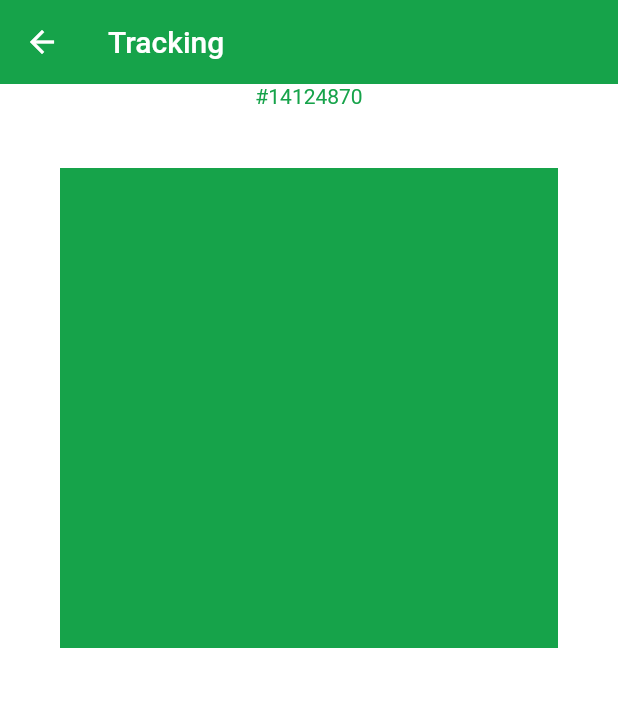
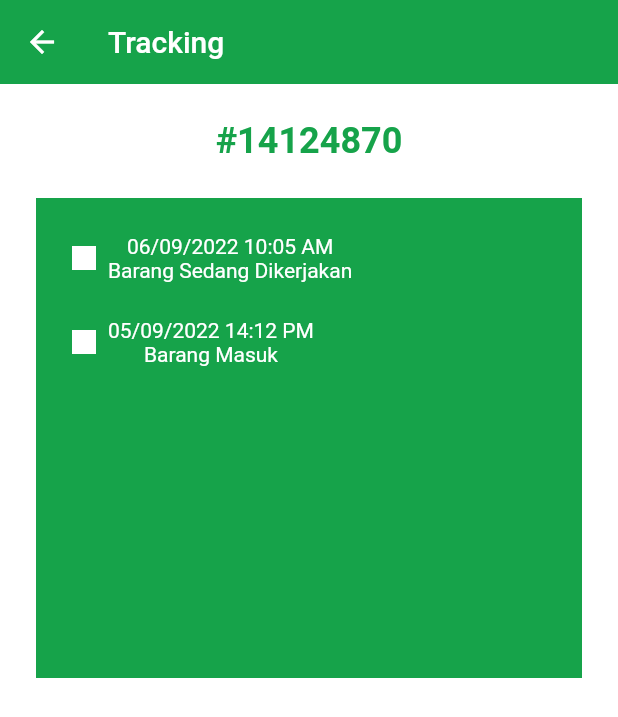
Before and after one commit to istaqom/trackify, a Flutter app: the Details screen opened directly, on a phone screen of 412 x 824 dp. Shown: the top 717 px of the screen. Run offline on Flutter 3.47's test engine with Material 2 defaults, Android fonts, the phone set to English and light mode, and no system bars.

Commit message:
Mengedit bagian details, lanjut besok part 2 <3

```diff
--- a/lib/trackingdetail.dart
+++ b/lib/trackingdetail.dart
@@ -20,12 +20,84 @@ class _DetailsState extends State<Details> {
       ),
       body: Column(
         children: [
-          Text("#14124870", style: TextStyle(color: Theme.of(context).primaryColor),),
+          Padding(
+            padding: const EdgeInsets.only(top: 24.0),
+            child: Text(
+              "#14124870",
+              style: TextStyle(
+                color: Theme.of(context).primaryColor,
+                fontSize: 24,
+                fontWeight: FontWeight.w600
+              ),
+            ),
+          ),
           Container(
-            margin: const EdgeInsets.all(40.0),
+            margin: const EdgeInsets.all(24.0),
             padding: const EdgeInsets.all(16.0),
             color: Theme.of(context).primaryColor,
-            height: 320.0
+            height: 320.0,
+            child: Column(
+              children: [
+                Padding(
+                  padding: const EdgeInsets.symmetric(vertical: 8.0),
+                  child: Row(
+                    children: [
+                      Container(
+                        margin: const EdgeInsets.all(8.0),
+                        width: 16.0,
+                        height: 16.0,
+                        color: Colors.white,
+                      ),
+                      Column(
+                        children: [
+                          Text(
+                            "06/09/2022 10:05 AM",
+                            style: TextStyle(
+                              color: Colors.white
+                            ),
+                          ),
+                          Text(
+                            "Barang Sedang Dikerjakan",
+                            style: TextStyle(
+                              color: Colors.white
+                            ),
+                          )
+                        ],
+                      )
+                    ],
+                  ),
+                ),
+                Padding(
+                  padding: const EdgeInsets.symmetric(vertical: 16.0),
+                  child: Row(
+                    children: [
+                      Container(
+                        margin: const EdgeInsets.all(8.0),
+                        width: 16.0,
+                        height: 16.0,
+                        color: Colors.white,
+                      ),
+                      Column(
+                        children: [
+                          Text(
+                            "05/09/2022 14:12 PM",
+                            style: TextStyle(
+                              color: Colors.white
+                            ),
+                          ),
+                          Text(
+                            "Barang Masuk",
+                            style: TextStyle(
+                              color: Colors.white
+                            ),
+                          )
+                        ],
+                      )
+                    ],
+                  ),
+                )
+              ],
+            ),
           )
         ],
       ),
```
